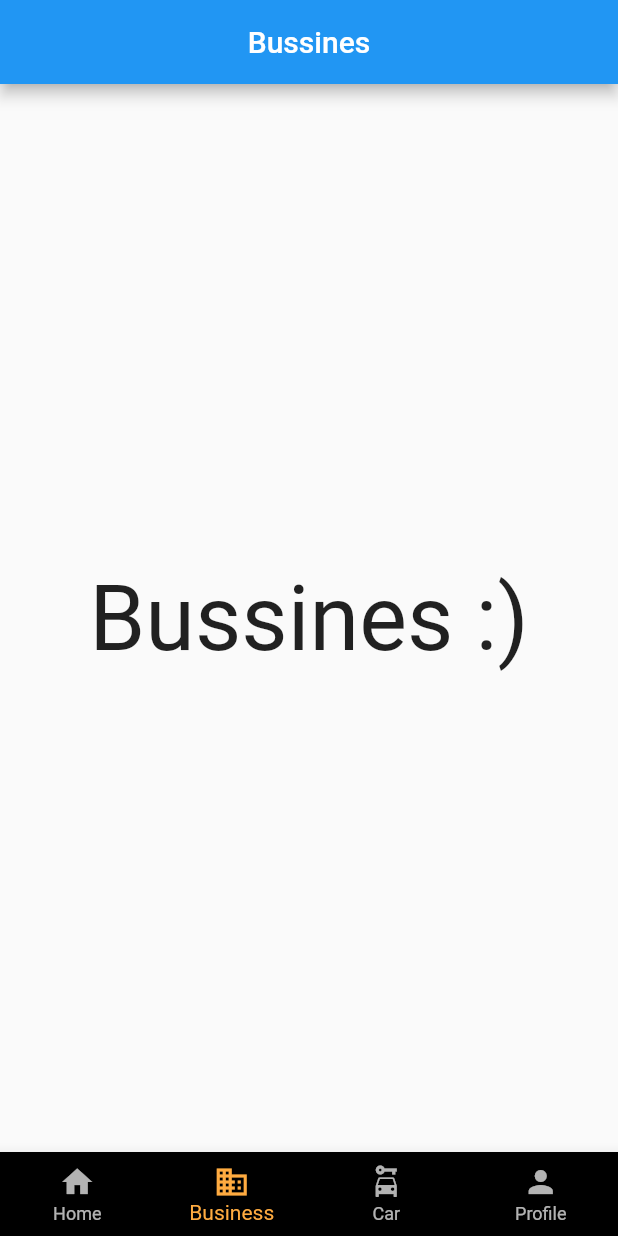
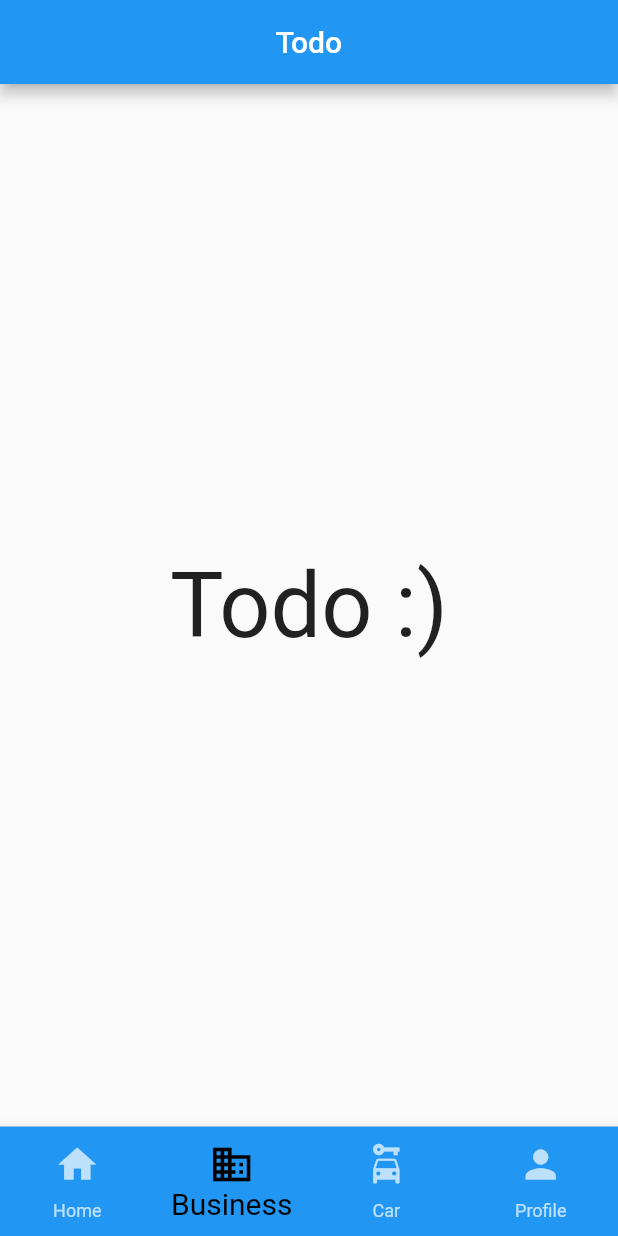
Before and after one commit to Sergioarg/practice_flutter, a Flutter app: the screen it shows after launch, item 2 of the bottom bar chosen, on a phone screen of 412 x 824 dp. Run offline on Flutter 3.47's test engine with Material 2 defaults, Android fonts, the phone set to English and light mode, and no system bars.

Commit message:
Change file bussines for  todolist

```diff
--- a/demo_xyzies/lib/App/Screens/app_page.dart
+++ b/demo_xyzies/lib/App/Screens/app_page.dart
@@ -1,4 +1,4 @@
-import 'package:demo_xyzies/App/Screens/bussines_page.dart';
+import 'package:demo_xyzies/App/Screens/todo_page.dart';
 import 'package:demo_xyzies/App/Screens/car_page.dart';
 import 'package:demo_xyzies/App/Screens/home_page.dart';
 import 'package:demo_xyzies/App/Screens/profile_page.dart';
@@ -14,9 +14,9 @@ class MyAppPage extends StatefulWidget {
 class _MyAppPageState extends State<MyAppPage> {
   int selectedIndex = 0;
 
-  final screens = [
+  final screens = const [
     HomePage(),
-    BussinesPage(),
+    TodoPage(),
     CarPage(),
     ProfilePage(),
   ];
@@ -32,12 +32,12 @@ class _MyAppPageState extends State<MyAppPage> {
         bottomNavigationBar: BottomNavigationBar(
           // config to get default values
           type: BottomNavigationBarType.fixed, // remove the animations
-          backgroundColor: Colors.black,
-          selectedItemColor: Colors.orangeAccent,
+          backgroundColor: Colors.blue,
+          selectedItemColor: Colors.black,
           unselectedItemColor: Colors.white70,
-          // selectedFontSize: 30,
+          selectedFontSize: 20,
           // unselectedFontSize: 20,
-          // iconSize: 30,
+          iconSize: 30,
           // showUnselectedLabels: false,
 
           currentIndex: selectedIndex,
--- a/demo_xyzies/lib/App/Screens/bussines_page.dart
+++ /dev/null
@@ -1,27 +0,0 @@
-import 'package:flutter/material.dart';
-
-class BussinesPage extends StatefulWidget {
-  const BussinesPage({Key? key}) : super(key: key);
-
-  @override
-  _BussinesPageState createState() => _BussinesPageState();
-}
-
-class _BussinesPageState extends State<BussinesPage> {
-  final String _title = 'Bussines - Demo XYZies';
-
-  @override
-  Widget build(BuildContext context) {
-    return Title(
-      title: _title,
-      color: Colors.blue, // This is required
-      child: Scaffold(
-        appBar: AppBar(
-          title: const Text('Bussines'),
-          centerTitle: true,
-        ),
-        body: const Center(child: Text('Bussines :)', style: TextStyle(fontSize: 60))),
-      ),
-    );
-  }
-}
--- a/demo_xyzies/lib/App/Screens/home_page.dart
+++ b/demo_xyzies/lib/App/Screens/home_page.dart
@@ -17,11 +17,20 @@ class _HomePageState extends State<HomePage> {
       color: Colors.blue, // This is required
       child: Scaffold(
         appBar: AppBar(
-          title: const Text('Home'),
+          title: const Text('Welcome to the demo for XYZies'),
           centerTitle: true,
         ),
-        body: const Center(
-            child: Text('Home :)', style: TextStyle(fontSize: 60))),
+        body: Stack(
+          fit: StackFit.expand,
+          children: [
+            Column(
+              children: const [
+                Text("Here you will find a small project on cars in flutter",
+                    style: TextStyle(fontSize: 15))
+              ],
+            ),
+          ],
+        ),
       ),
     );
   }
--- /dev/null
+++ b/demo_xyzies/lib/App/Screens/todo_page.dart
@@ -0,0 +1,27 @@
+import 'package:flutter/material.dart';
+
+class TodoPage extends StatefulWidget {
+  const TodoPage({Key? key}) : super(key: key);
+
+  @override
+  _TodoPageState createState() => _TodoPageState();
+}
+
+class _TodoPageState extends State<TodoPage> {
+  final String _title = 'Todo Page - Demo XYZies';
+
+  @override
+  Widget build(BuildContext context) {
+    return Title(
+      title: _title,
+      color: Colors.blue, // This is required
+      child: Scaffold(
+        appBar: AppBar(
+          title: const Text('Todo'),
+          centerTitle: true,
+        ),
+        body: const Center(child: Text('Todo :)', style: TextStyle(fontSize: 60))),
+      ),
+    );
+  }
+}
```
